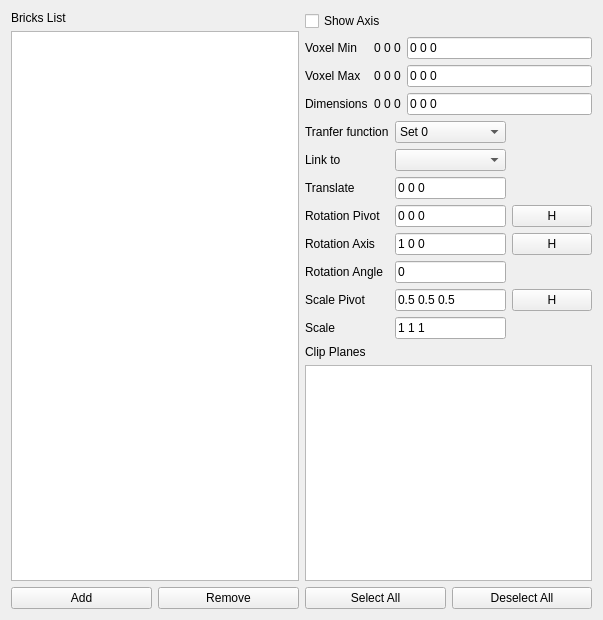
Old version of the form src/brickswidget.ui in the repository antonmx/posmotri.
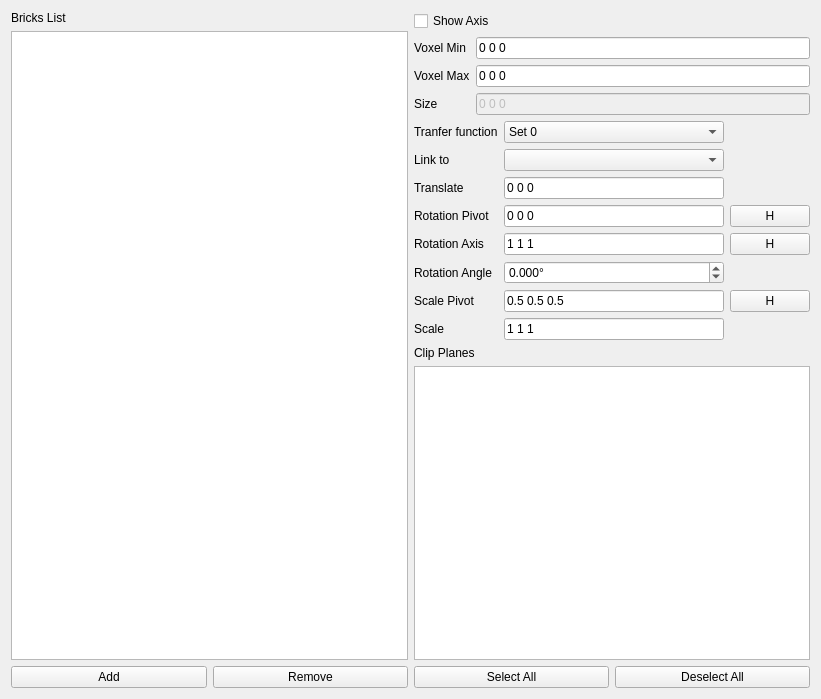
New version of the form. Custom widgets are drawn as their Qt base class.

The edit to the form file:
```diff
--- a/src/brickswidget.ui
+++ b/src/brickswidget.ui
@@ -6,8 +6,8 @@
    <rect>
     <x>0</x>
     <y>0</y>
-    <width>603</width>
-    <height>620</height>
+    <width>821</width>
+    <height>699</height>
    </rect>
   </property>
   <property name="windowTitle">
@@ -66,7 +66,7 @@
           </sizepolicy>
          </property>
          <property name="text">
-          <string>Dimensions</string>
+          <string>Size</string>
          </property>
         </widget>
        </item>
@@ -97,42 +97,24 @@
         </widget>
        </item>
        <item row="0" column="1">
-        <widget class="QLabel" name="m_brickMinLabel">
-         <property name="text">
-          <string>0 0 0</string>
-         </property>
-        </widget>
-       </item>
-       <item row="2" column="1">
-        <widget class="QLabel" name="m_brickSizeLabel">
-         <property name="text">
-          <string>0 0 0</string>
-         </property>
-        </widget>
-       </item>
-       <item row="1" column="1">
-        <widget class="QLabel" name="m_brickMaxLabel">
-         <property name="text">
-          <string>0 0 0</string>
-         </property>
-        </widget>
-       </item>
-       <item row="0" column="2">
         <widget class="QVecEdit" name="m_brickMinEdit">
          <property name="text">
           <string>0 0 0</string>
          </property>
         </widget>
        </item>
-       <item row="1" column="2">
+       <item row="1" column="1">
         <widget class="QVecEdit" name="m_brickMaxEdit">
          <property name="text">
           <string>0 0 0</string>
          </property>
         </widget>
        </item>
-       <item row="2" column="2">
+       <item row="2" column="1">
         <widget class="QVecEdit" name="m_brickSizeEdit">
+         <property name="enabled">
+          <bool>false</bool>
+         </property>
          <property name="text">
           <string>0 0 0</string>
          </property>
@@ -174,7 +156,7 @@
         </widget>
        </item>
        <item row="4" column="1">
-        <widget class="QLineEdit" name="m_axis">
+        <widget class="QVecEdit" name="m_axis_">
          <property name="sizePolicy">
           <sizepolicy hsizetype="Expanding" vsizetype="Preferred">
            <horstretch>0</horstretch>
@@ -182,7 +164,7 @@
           </sizepolicy>
          </property>
          <property name="text">
-          <string>1 0 0</string>
+          <string>1 1 1</string>
          </property>
         </widget>
        </item>
@@ -236,7 +218,7 @@
         </widget>
        </item>
        <item row="3" column="1">
-        <widget class="QLineEdit" name="m_pivot">
+        <widget class="QVecEdit" name="m_pivot_">
          <property name="sizePolicy">
           <sizepolicy hsizetype="Expanding" vsizetype="Preferred">
            <horstretch>0</horstretch>
@@ -278,21 +260,8 @@
          </property>
         </widget>
        </item>
-       <item row="5" column="1">
-        <widget class="QLineEdit" name="m_angle">
-         <property name="sizePolicy">
-          <sizepolicy hsizetype="Expanding" vsizetype="Preferred">
-           <horstretch>0</horstretch>
-           <verstretch>0</verstretch>
-          </sizepolicy>
-         </property>
-         <property name="text">
-          <string>0</string>
-         </property>
-        </widget>
-       </item>
        <item row="2" column="1">
-        <widget class="QLineEdit" name="m_translation">
+        <widget class="QVecEdit" name="m_translation_">
          <property name="text">
           <string>0 0 0</string>
          </property>
@@ -312,7 +281,7 @@
         </widget>
        </item>
        <item row="6" column="1">
-        <widget class="QLineEdit" name="m_scalepivot">
+        <widget class="QVecEdit" name="m_scalepivot_">
          <property name="sizePolicy">
           <sizepolicy hsizetype="Expanding" vsizetype="Preferred">
            <horstretch>0</horstretch>
@@ -384,7 +353,7 @@
         </widget>
        </item>
        <item row="7" column="1">
-        <widget class="QLineEdit" name="m_scale">
+        <widget class="QVecEdit" name="m_scale_">
          <property name="sizePolicy">
           <sizepolicy hsizetype="Expanding" vsizetype="Preferred">
            <horstretch>0</horstretch>
@@ -396,6 +365,22 @@
          </property>
         </widget>
        </item>
+       <item row="5" column="1">
+        <widget class="QDoubleSpinBox" name="m_angle_">
+         <property name="suffix">
+          <string>°</string>
+         </property>
+         <property name="decimals">
+          <number>3</number>
+         </property>
+         <property name="minimum">
+          <double>-2147483647.000000000000000</double>
+         </property>
+         <property name="maximum">
+          <double>2147483647.000000000000000</double>
+         </property>
+        </widget>
+       </item>
       </layout>
      </item>
      <item>
```
